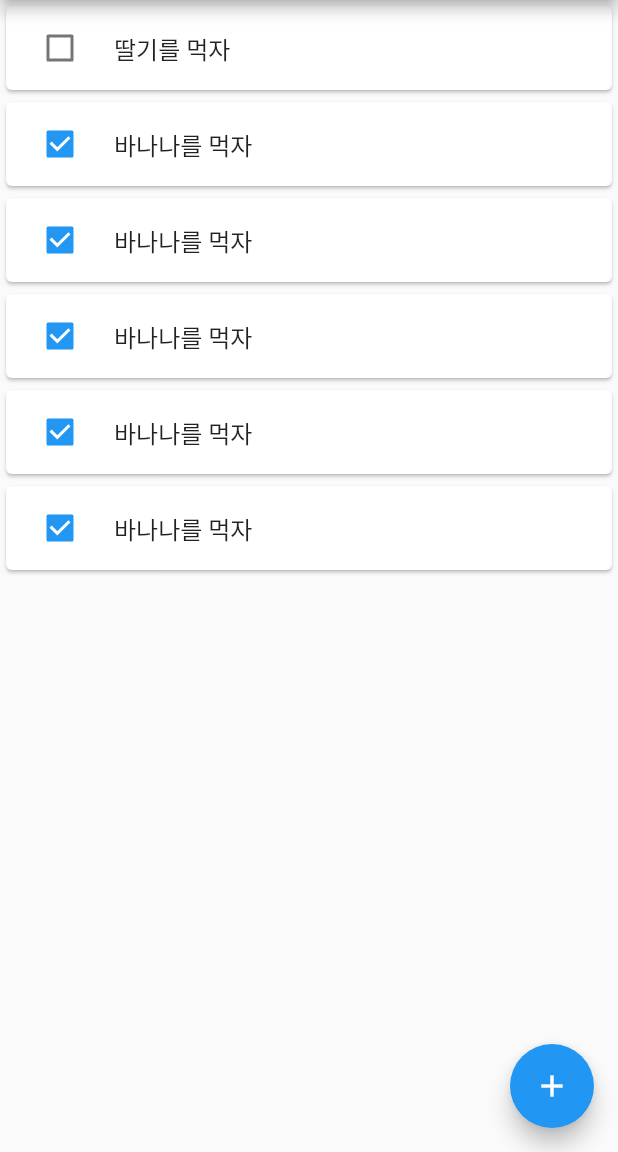
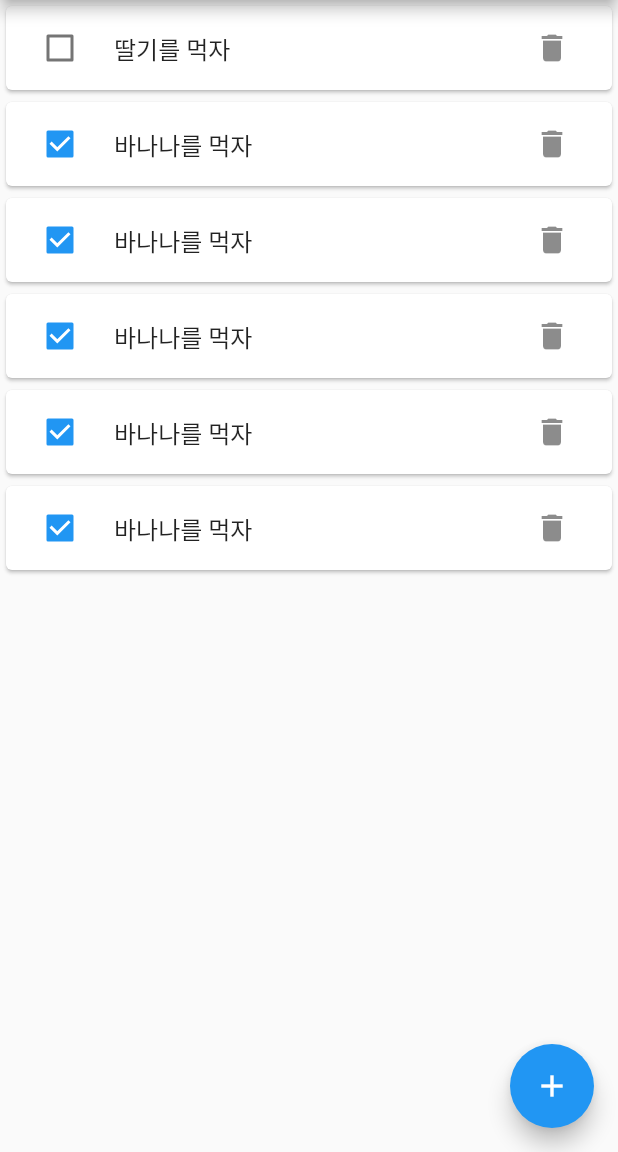
Before and after one commit to lteawoo/Handa_front, a Flutter app: the screen it shows after launch, on a phone screen of 412 x 824 dp, the part 84-1236 px from its top. Run offline on Flutter 3.47's test engine with Material 2 defaults, Android fonts, the phone set to English and light mode, and no system bars.

Commit message:
delete button추가

```diff
--- a/lib/main.dart
+++ b/lib/main.dart
@@ -170,6 +170,14 @@ class _TodoItemListState extends State<TodoItemListWidget> {
                           item.done = val;
                         });
                       },
+                      secondary: IconButton(
+                        icon: const Icon(Icons.delete),
+                        onPressed: () {
+                          setState(() {
+                            debugPrint("delete");
+                          });
+                        },
+                      )
                     );
                   }),
                 )
```
